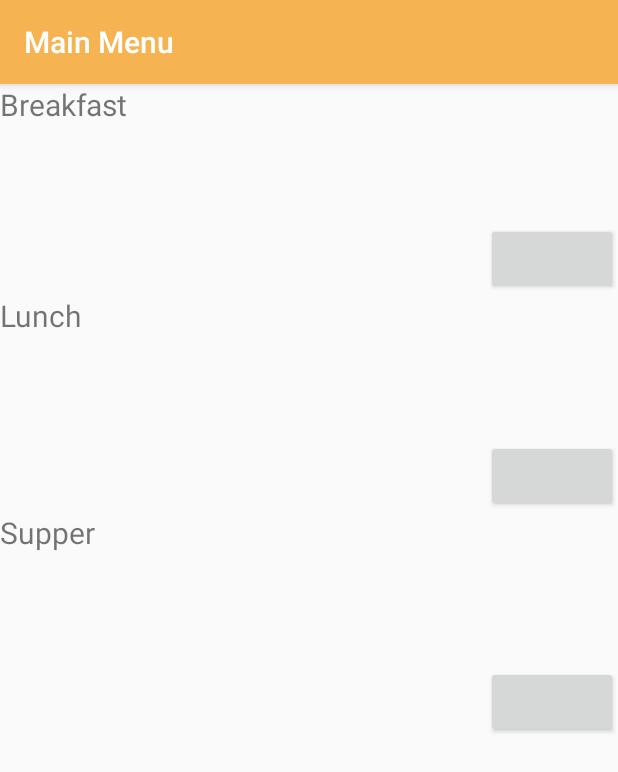
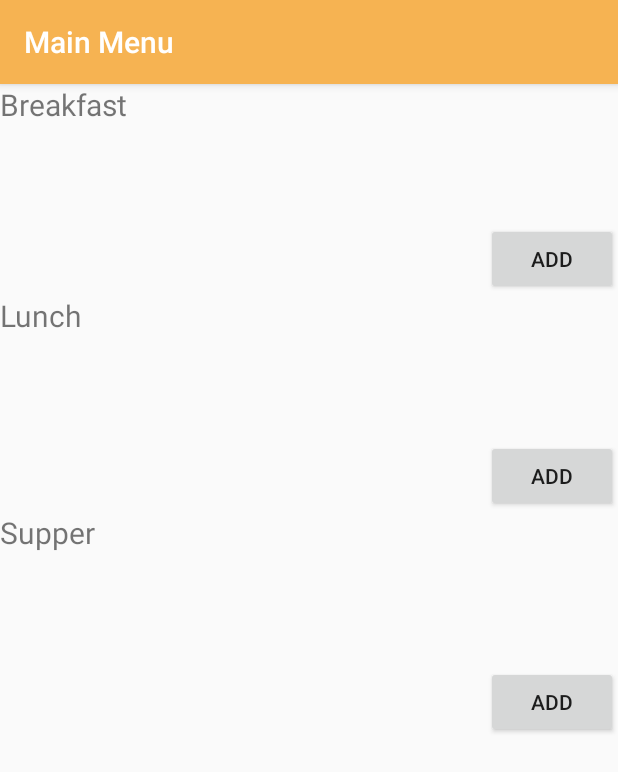
Before and after one commit to davidmorrison1981/AndroidProject, an Android app: the DiarySummary screen opened directly, with no data from a screen before it, on a phone screen of 412 x 824 dp. Shown: the top 772 px of the screen. Run offline under Robolectric (Android 15) with nearby library versions, the phone set to English and light mode, and no system bars.

Commit message:
title added to Add buttons on summary page

```diff
--- a/app/src/main/res/layout/diary_main.xml
+++ b/app/src/main/res/layout/diary_main.xml
@@ -20,11 +20,10 @@
 
             <Button
                 android:id="@+id/breakfastAdd"
+                android:text="add"
                 android:layout_width="wrap_content"
                 android:layout_height="wrap_content"
                 android:layout_gravity="right" />
-
-
             <TextView
                 android:layout_width="wrap_content"
                 android:layout_height="wrap_content"
@@ -37,6 +36,7 @@
                 android:text="@string/lunch"/>
             <Button
                 android:id="@+id/lunchAdd"
+                android:text="add"
                 android:layout_width="wrap_content"
                 android:layout_height="wrap_content"
                 android:layout_gravity="right" />
@@ -53,6 +53,7 @@
                 android:text="@string/supper"/>
             <Button
                 android:id="@+id/supperAdd"
+                android:text="add"
                 android:layout_width="wrap_content"
                 android:layout_height="wrap_content"
                 android:layout_gravity="right" />
```
